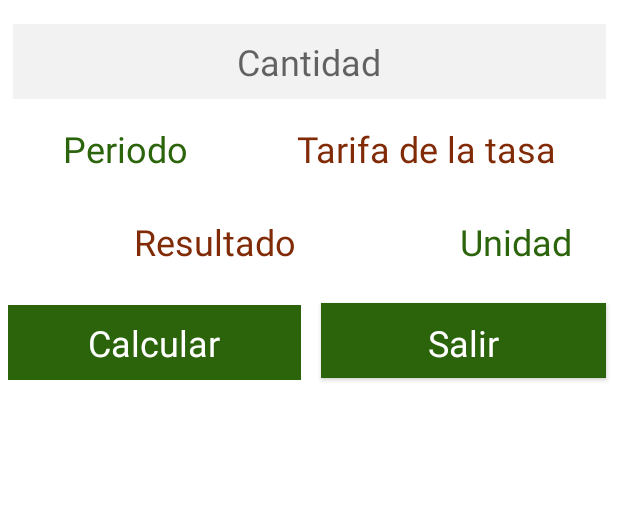
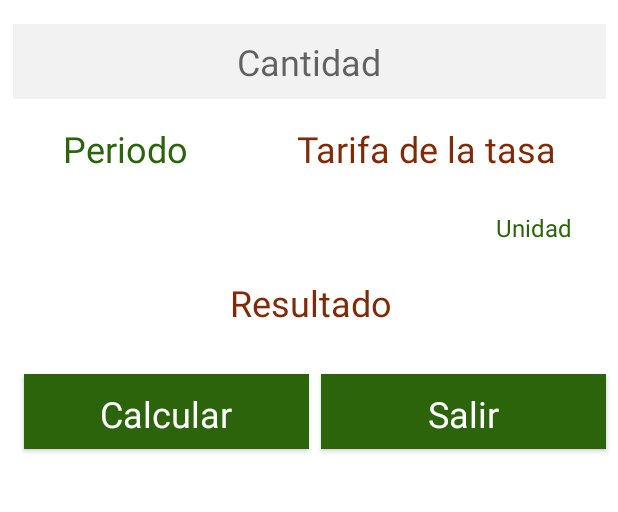
Before and after one commit to ghersongrajales/CeoFinTech, an Android app: the screen it shows after launch (MainActivity), on a phone screen of 412 x 824 dp, the part 243-755 px from its top. Run offline under Robolectric (Android 15) with nearby library versions, the phone set to English and light mode, and no system bars; our stand-ins replace Firebase (no records; nobody signed in at launch, a user with empty details on screens opened directly).

Commit message:
Update 2
Today 2

```diff
--- a/app/src/main/res/layout/activity_main.xml
+++ b/app/src/main/res/layout/activity_main.xml
@@ -8,7 +8,6 @@
     tools:context="com.ceofintech.MainActivity"
     tools:layout_editor_absoluteX="0dp"
     tools:layout_editor_absoluteY="-70dp">
-
 
     <ImageView
         android:id="@+id/ceo_img_logo"
@@ -43,9 +42,47 @@
         tools:visibility="visible" />
 
     <Button
+        android:id="@+id/ceo_importe"
+        android:layout_width="190dp"
+        android:layout_height="50dp"
+        android:layout_marginTop="16dp"
+        android:layout_marginEnd="8dp"
+        android:background="#F2F2F2"
+        android:backgroundTint="#225714"
+        android:gravity="center"
+        android:onClick="calcular"
+        android:text="@string/ceo_importe"
+        android:textAppearance="@style/TextStyle"
+        android:textColor="#FFFFFF"
+        android:textSize="24sp"
+        android:textStyle="normal"
+        app:layout_constraintBottom_toBottomOf="parent"
+        app:layout_constraintEnd_toStartOf="@+id/ceo_salir"
+        app:layout_constraintTop_toBottomOf="@+id/ceo_unidad"
+        app:layout_constraintVertical_bias="0.144"
+        tools:ignore="UsingOnClickInXml,TextContrastCheck" />
+
+    <TextView
+        android:id="@+id/ceo_rdo"
+        android:layout_width="391dp"
+        android:layout_height="60dp"
+        android:layout_marginStart="12dp"
+        android:gravity="center"
+        android:hint="@string/ceo_rdo"
+        android:text="@string/ceo_rdo"
+        android:textColor="#812A06"
+        android:textSize="24sp"
+        android:visibility="visible"
+        app:layout_constraintStart_toStartOf="parent"
+        app:layout_constraintTop_toBottomOf="@+id/ceo_unidad"
+        tools:ignore="MissingConstraints"
+        tools:visibility="visible" />
+
+    <Button
         android:id="@+id/ceo_salir"
         android:layout_width="190dp"
         android:layout_height="50dp"
+        android:layout_marginTop="16dp"
         android:layout_marginEnd="8dp"
         android:background="#F2F2F2"
         android:backgroundTint="#225714"
@@ -59,29 +96,8 @@
         app:layout_constraintBottom_toBottomOf="parent"
         app:layout_constraintEnd_toEndOf="parent"
         app:layout_constraintTop_toBottomOf="@+id/ceo_unidad"
-        app:layout_constraintVertical_bias="0.038"
+        app:layout_constraintVertical_bias="0.144"
         tools:ignore="UsingOnClickInXml,TextContrastCheck" />
-
-    <TextView
-        android:id="@+id/ceo_importe"
-        android:layout_width="195dp"
-        android:layout_height="50dp"
-        android:background="#F2F2F2"
-        android:backgroundTint="@color/verde"
-        android:clickable="true"
-        android:focusable="true"
-        android:gravity="center"
-        android:onClick="calcular"
-        android:text="@string/ceo_importe"
-        android:textColor="@color/white"
-        android:textSize="24sp"
-        app:layout_constraintBottom_toBottomOf="parent"
-        app:layout_constraintEnd_toStartOf="@+id/ceo_salir"
-        app:layout_constraintHorizontal_bias="0.296"
-        app:layout_constraintStart_toStartOf="parent"
-        app:layout_constraintTop_toBottomOf="@+id/ceo_rdo"
-        app:layout_constraintVertical_bias="0.04"
-        tools:ignore="UsingOnClickInXml" />
 
     <TextView
         android:id="@+id/ceo_fecha"
@@ -94,6 +110,7 @@
         android:gravity="center"
         android:onClick="Calendario"
         android:text="@string/ceo_fecha"
+        android:textAlignment="center"
         android:textAppearance="@style/TextStyle"
         android:textColor="@color/verde"
         android:textSize="24sp"
@@ -105,35 +122,16 @@
         tools:ignore="TextContrastCheck,UsingOnClickInXml" />
 
     <TextView
-        android:id="@+id/ceo_rdo"
-        android:layout_width="270dp"
-        android:layout_height="50dp"
-        android:layout_marginTop="12dp"
-        android:layout_marginEnd="4dp"
-        android:gravity="center"
-        android:hint="@string/ceo_rdo"
-        android:text="@string/ceo_rdo"
-        android:textColor="#812A06"
-        android:textSize="24sp"
-        android:visibility="visible"
-        app:layout_constraintEnd_toStartOf="@+id/ceo_unidad"
-        app:layout_constraintHorizontal_bias="0.888"
-        app:layout_constraintStart_toStartOf="parent"
-        app:layout_constraintTop_toBottomOf="@+id/ceo_fecha"
-        tools:ignore="MissingConstraints"
-        tools:visibility="visible" />
-
-    <TextView
         android:id="@+id/ceo_unidad"
-        android:layout_width="120dp"
-        android:layout_height="50dp"
-        android:layout_marginTop="12dp"
+        android:layout_width="95dp"
+        android:layout_height="40dp"
+        android:layout_marginTop="8dp"
         android:layout_marginEnd="8dp"
         android:gravity="center"
         android:hint="@string/ceo_fecha"
         android:text="@string/ceo_unidad"
         android:textColor="@color/verde"
-        android:textSize="24sp"
+        android:textSize="16sp"
         android:visibility="visible"
         app:layout_constraintEnd_toEndOf="parent"
         app:layout_constraintTop_toBottomOf="@+id/ceo_tasa"
@@ -162,9 +160,13 @@
         android:layout_height="70dp"
         android:layout_marginTop="16dp"
         android:dropDownWidth="wrap_content"
+        android:gravity="center"
+        android:layoutDirection="locale"
+        android:scrollbarSize="10dp"
         android:scrollbars="vertical"
         android:spinnerMode="dropdown"
         android:textAlignment="center"
+        android:textDirection="locale"
         android:verticalScrollbarPosition="right"
         android:visibility="visible"
         app:layout_constraintEnd_toEndOf="parent"
```
